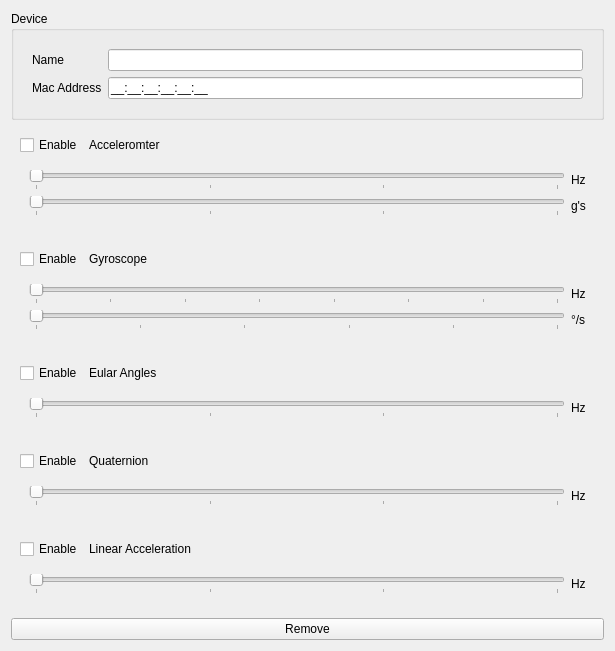
Old version of the form forms/mbientconfigpanel.ui in the repository GaitRehabilitation/SMART.
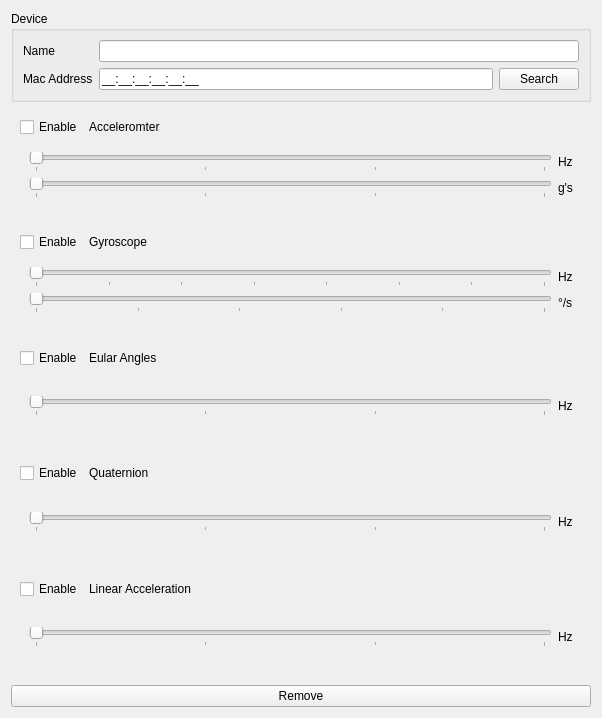
New version of the form.

Commit message: added a find feature for mac address

```diff
--- a/forms/mbientconfigpanel.ui
+++ b/forms/mbientconfigpanel.ui
@@ -6,8 +6,8 @@
    <rect>
     <x>0</x>
     <y>0</y>
-    <width>615</width>
-    <height>490</height>
+    <width>602</width>
+    <height>718</height>
    </rect>
   </property>
   <property name="sizePolicy">
@@ -33,9 +33,7 @@
      </property>
      <layout class="QVBoxLayout" name="verticalLayout_3">
       <item>
-       <widget class="QStackedWidget" name="deviceContainer">
-        <widget class="QWidget" name="Page1" native="true">
-         <layout class="QFormLayout" name="formLayout">
+       <layout class="QGridLayout" name="gridLayout">
           <item row="0" column="0">
            <widget class="QLabel" name="label">
             <property name="text">
@@ -43,13 +41,6 @@
             </property>
            </widget>
           </item>
-          <item row="1" column="0">
-           <widget class="QLabel" name="label_2">
-            <property name="text">
-             <string>Mac Address</string>
-            </property>
-           </widget>
-          </item>
           <item row="1" column="1">
            <widget class="QLineEdit" name="deviceMac">
             <property name="sizePolicy">
@@ -69,12 +60,24 @@
             </property>
            </widget>
           </item>
-          <item row="0" column="1">
+        <item row="1" column="0">
+         <widget class="QLabel" name="label_2">
+          <property name="text">
+           <string>Mac Address</string>
+          </property>
+         </widget>
+        </item>
+        <item row="1" column="2">
+         <widget class="QPushButton" name="deviceFind">
+          <property name="text">
+           <string>Search</string>
+          </property>
+         </widget>
+        </item>
+        <item row="0" column="1" colspan="2">
            <widget class="QLineEdit" name="deviceName"/>
           </item>
          </layout>
-        </widget>
-       </widget>
       </item>
      </layout>
     </widget>
```
Lines whose indentation alone changed are shown as unchanged. The commit also changes 2 other files.
